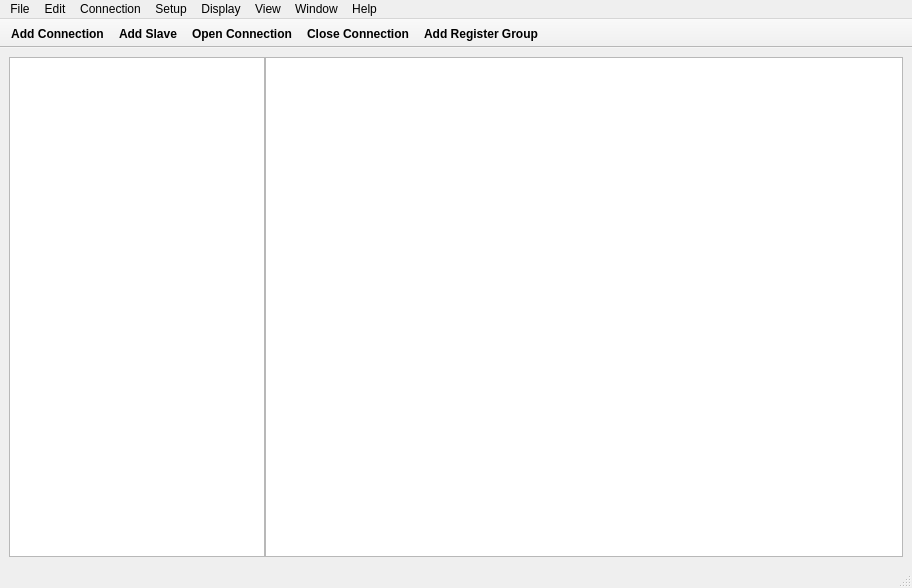
First picture: the form in modbusx/ui/main_window.ui, repository sweeboon/ModBusX, before the edit.
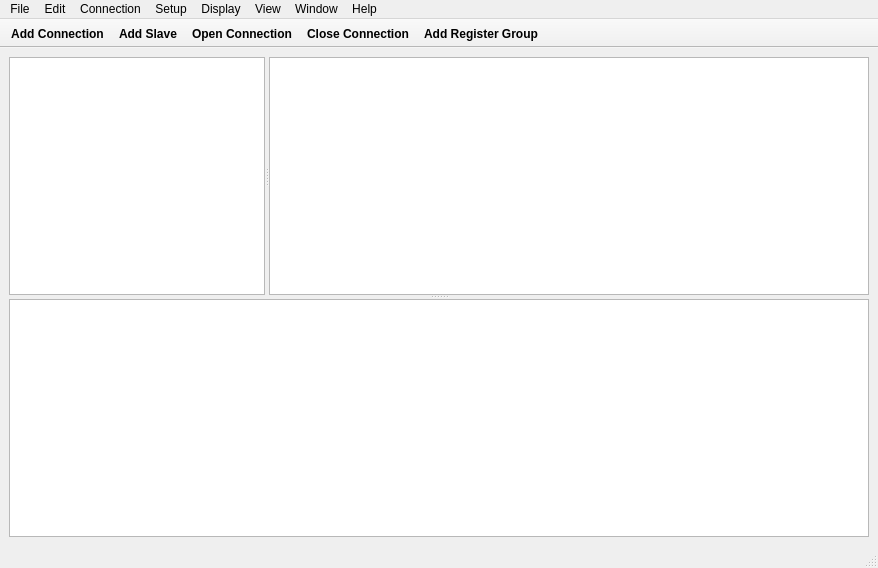
Second picture: the form after the edit. Icons and pictures are not drawn.

```diff
--- a/modbusx/ui/main_window.ui
+++ b/modbusx/ui/main_window.ui
@@ -6,8 +6,8 @@
    <rect>
     <x>0</x>
     <y>0</y>
-    <width>912</width>
-    <height>588</height>
+    <width>878</width>
+    <height>568</height>
    </rect>
   </property>
   <property name="sizePolicy">
@@ -63,68 +63,14 @@
    </property>
    <layout class="QVBoxLayout" name="verticalLayout_3">
     <item>
+     <widget class="QSplitter" name="splitterMain">
+      <property name="orientation">
+       <enum>Qt::Vertical</enum>
+      </property>
      <widget class="QSplitter" name="splitter">
-      <property name="sizePolicy">
-       <sizepolicy hsizetype="Expanding" vsizetype="Preferred">
-        <horstretch>0</horstretch>
-        <verstretch>0</verstretch>
-       </sizepolicy>
-      </property>
-      <property name="baseSize">
-       <size>
-        <width>0</width>
-        <height>0</height>
-       </size>
-      </property>
-      <property name="palette">
-       <palette>
-        <active>
-         <colorrole role="Shadow">
-          <brush brushstyle="SolidPattern">
-           <color alpha="255">
-            <red>255</red>
-            <green>255</green>
-            <blue>255</blue>
-           </color>
-          </brush>
-         </colorrole>
-        </active>
-        <inactive>
-         <colorrole role="Shadow">
-          <brush brushstyle="SolidPattern">
-           <color alpha="255">
-            <red>255</red>
-            <green>255</green>
-            <blue>255</blue>
-           </color>
-          </brush>
-         </colorrole>
-        </inactive>
-        <disabled>
-         <colorrole role="Shadow">
-          <brush brushstyle="SolidPattern">
-           <color alpha="255">
-            <red>255</red>
-            <green>255</green>
-            <blue>255</blue>
-           </color>
-          </brush>
-         </colorrole>
-        </disabled>
-       </palette>
-      </property>
-      <property name="lineWidth">
-       <number>0</number>
-      </property>
       <property name="orientation">
        <enum>Qt::Horizontal</enum>
       </property>
-      <property name="opaqueResize">
-       <bool>true</bool>
-      </property>
-      <property name="handleWidth">
-       <number>0</number>
-      </property>
       <widget class="QTreeView" name="treeView">
        <property name="minimumSize">
         <size>
@@ -234,6 +180,8 @@
        </attribute>
       </widget>
      </widget>
+      <widget class="QTextEdit" name="statusText"/>
+     </widget>
     </item>
    </layout>
   </widget>
@@ -243,7 +191,7 @@
     <rect>
      <x>0</x>
      <y>0</y>
-     <width>912</width>
+     <width>878</width>
      <height>26</height>
     </rect>
    </property>
```
Left out of the diff: 13 changed lines with no effect on the pictures. Lines whose indentation alone changed are shown as unchanged.
